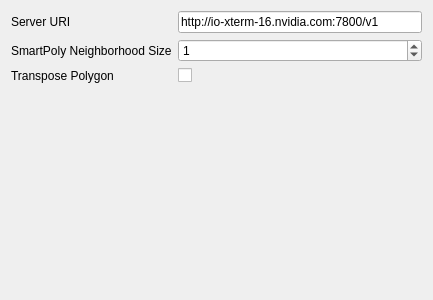
Old version of the form mitk-plugin/Plugins/org.mitk.nvidia.aiaa/src/internal/QmitkNvidiaAIAAPreferencePage.ui in the repository NVIDIA/ai-assisted-annotation-client.
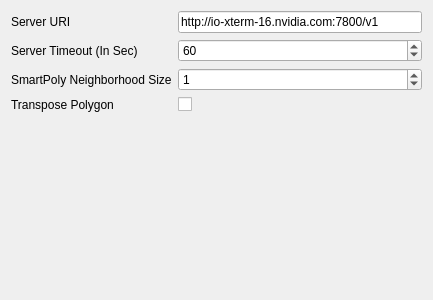
New version of the form.

Commit message: Provide timeout option during Client init

Patch:
```diff
--- a/mitk-plugin/Plugins/org.mitk.nvidia.aiaa/src/internal/QmitkNvidiaAIAAPreferencePage.ui
+++ b/mitk-plugin/Plugins/org.mitk.nvidia.aiaa/src/internal/QmitkNvidiaAIAAPreferencePage.ui
@@ -26,6 +26,16 @@
        </property>
       </widget>
      </item>
+     <item row="2" column="1">
+      <widget class="QSpinBox" name="neighborhoodSizeSpinBox">
+       <property name="maximum">
+        <number>100</number>
+       </property>
+       <property name="value">
+        <number>1</number>
+       </property>
+      </widget>
+     </item>
      <item row="0" column="1">
       <widget class="QLineEdit" name="serverURILineEdit">
        <property name="text">
@@ -33,7 +43,7 @@
        </property>
       </widget>
      </item>
-     <item row="1" column="0">
+     <item row="2" column="0">
       <widget class="QLabel" name="neighborhoodSizeLabel">
        <property name="text">
         <string>SmartPoly Neighborhood Size</string>
@@ -43,17 +53,7 @@
        </property>
       </widget>
      </item>
-     <item row="1" column="1">
-      <widget class="QSpinBox" name="neighborhoodSizeSpinBox">
-       <property name="maximum">
-        <number>100</number>
-       </property>
-       <property name="value">
-        <number>1</number>
-       </property>
-      </widget>
-     </item>
-     <item row="2" column="0">
+     <item row="3" column="0">
       <widget class="QLabel" name="flipPolyLabel">
        <property name="text">
         <string>Transpose Polygon</string>
@@ -63,13 +63,33 @@
        </property>
       </widget>
      </item>
-     <item row="2" column="1">
+     <item row="3" column="1">
       <widget class="QCheckBox" name="flipPolyCheckBox">
        <property name="checked">
         <bool>false</bool>
        </property>
       </widget>
      </item>
+     <item row="1" column="0">
+      <widget class="QLabel" name="serverTimeoutLabel">
+       <property name="text">
+        <string>Server Timeout (In Sec)</string>
+       </property>
+      </widget>
+     </item>
+     <item row="1" column="1">
+      <widget class="QSpinBox" name="serverTimeoutSpinBox">
+       <property name="minimum">
+        <number>1</number>
+       </property>
+       <property name="maximum">
+        <number>600</number>
+       </property>
+       <property name="value">
+        <number>60</number>
+       </property>
+      </widget>
+     </item>
     </layout>
    </item>
    <item>
```
The commit also changes 17 other files.
